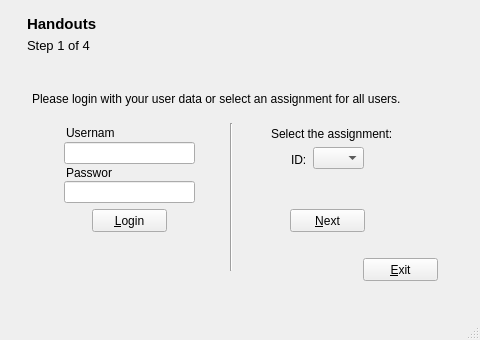
manutorres/pernambuco, file portfolio/ui/mainwindow.ui: the form before one commit.
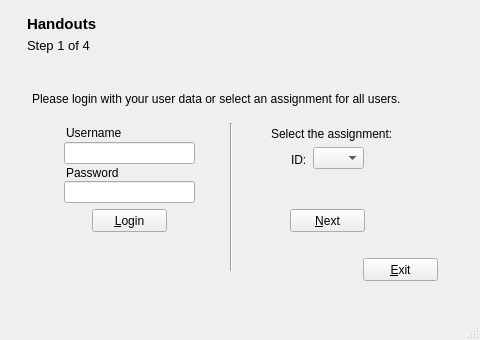
The form after the commit. The open tabs and pages were chosen to show the change. Icons and pictures are not drawn.

Commit message: Cambio de fuente en la UI

The edit to the form file:
```diff
--- a/portfolio/ui/mainwindow.ui
+++ b/portfolio/ui/mainwindow.ui
@@ -547,10 +547,15 @@
          <rect>
           <x>55</x>
           <y>50</y>
-          <width>48</width>
+          <width>71</width>
           <height>16</height>
          </rect>
         </property>
+        <property name="font">
+         <font>
+          <family>Arial</family>
+         </font>
+        </property>
         <property name="text">
          <string>Username</string>
         </property>
@@ -560,10 +565,15 @@
          <rect>
           <x>55</x>
           <y>90</y>
-          <width>46</width>
+          <width>71</width>
           <height>16</height>
          </rect>
         </property>
+        <property name="font">
+         <font>
+          <family>Arial</family>
+         </font>
+        </property>
         <property name="text">
          <string>Password</string>
         </property>
```
Left out of the diff: 130 changed lines with no effect on the pictures.
